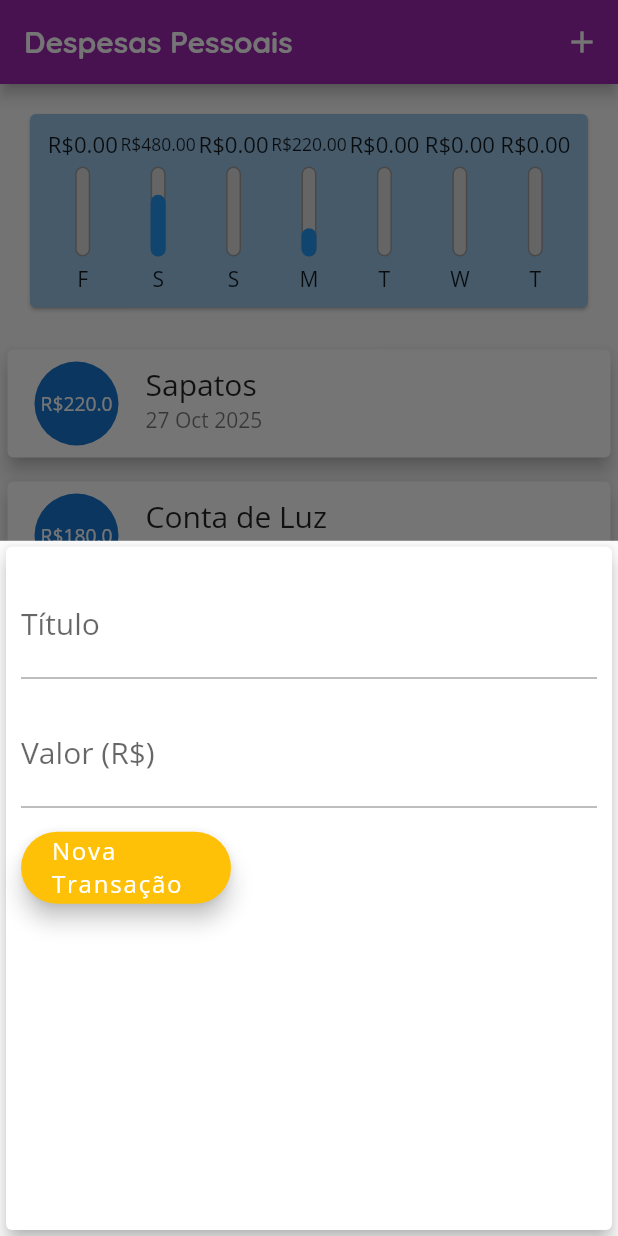
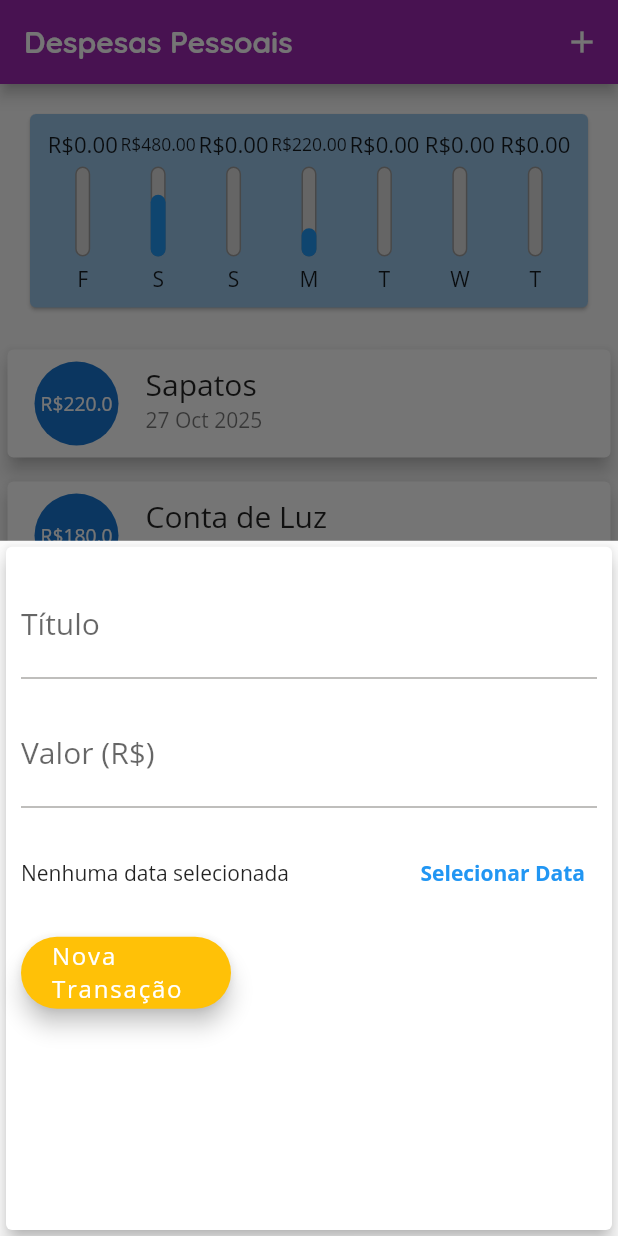
Before and after one commit to andreary1/expenses-app, a Flutter app: the screen it shows after launch, after a tap on the "add" icon, on a phone screen of 412 x 824 dp. Run offline on Flutter 3.47's test engine with Material 3 defaults, Android fonts, the phone set to English and light mode, and no system bars; project files that could hold a hidden picture were left out.

Commit message:
adding datepicker

```diff
--- a/lib/components/transaction_form.dart
+++ b/lib/components/transaction_form.dart
@@ -1,4 +1,5 @@
 import 'package:flutter/material.dart';
+import 'package:intl/intl.dart';
 
 class TransactionForm extends StatefulWidget {
   final void Function(String, double) onSubmit;
@@ -10,19 +11,36 @@ class TransactionForm extends StatefulWidget {
 }
 
 class _TransactionFormState extends State<TransactionForm> {
-  final titleControler = TextEditingController();
-
-  final valueControler = TextEditingController();
+  final _titleController = TextEditingController();
+  final _valueController = TextEditingController();
+  DateTime? _selectedDate;
 
   _submitForm() {
-    final title = titleControler.text;
-    final value = double.tryParse(valueControler.text) ?? 0.0;
+    final title = _titleController.text;
+    final value = double.tryParse(_valueController.text) ?? 0.0;
 
     if (title.isEmpty || value <= 0) {
       return;
     }
 
     widget.onSubmit(title, value);
+  }
+
+  _showDatePicker() {
+    showDatePicker(
+      context: context,
+      initialDate: DateTime.now(),
+      firstDate: DateTime(2024),
+      lastDate: DateTime.now(),
+    ).then((pickedDate) {
+      if (pickedDate == null) {
+        return;
+      }
+
+      setState(() {
+        _selectedDate = pickedDate;
+      });
+    });
   }
 
   @override
@@ -37,7 +55,7 @@ class _TransactionFormState extends State<TransactionForm> {
               padding: const EdgeInsets.symmetric(vertical: 8.0),
               child: TextField(
                 onSubmitted: (_) => _submitForm(),
-                controller: titleControler,
+                controller: _titleController,
                 decoration: InputDecoration(
                   labelText: 'Título',
                   labelStyle: TextStyle(fontSize: 20),
@@ -49,7 +67,7 @@ class _TransactionFormState extends State<TransactionForm> {
               padding: const EdgeInsets.symmetric(vertical: 8.0),
               child: TextField(
                 onSubmitted: (_) => _submitForm(),
-                controller: valueControler,
+                controller: _valueController,
                 decoration: InputDecoration(
                   labelText: 'Valor (R\$)',
                   labelStyle: TextStyle(fontSize: 20),
@@ -58,19 +76,44 @@ class _TransactionFormState extends State<TransactionForm> {
                 style: TextStyle(fontSize: 20),
               ),
             ),
+            Container(
+              height: 70,
+              child: Row(
+                children: <Widget>[
+                  Expanded(
+                    child: Text(
+                      _selectedDate == null
+                          ? "Nenhuma data selecionada"
+                          : 'Data Selecionada: ${DateFormat('dd/MM/y').format(_selectedDate!)}',
+                    ),
+                  ),
+                  TextButton(
+                    style: TextButton.styleFrom(
+                      foregroundColor: Theme.of(context).primaryColor,
+                    ),
+                    child: Text(
+                      "Selecionar Data",
+                      style: TextStyle(fontWeight: FontWeight.bold),
+                    ),
+                    onPressed: _showDatePicker,
+                  ),
+                ],
+              ),
+            ),
             Padding(
               padding: const EdgeInsets.symmetric(vertical: 8.0),
               child: Row(
                 mainAxisAlignment: MainAxisAlignment.start,
                 children: [
                   FloatingActionButton.extended(
+                    foregroundColor: Theme.of(context).primaryColor,
                     label: SizedBox(
                       width: 100,
                       height: 60,
                       child: Center(
                         child: Text(
                           'Nova Transação',
-                          style: TextStyle(fontSize: 16),
+                          style: TextStyle(fontSize: 16, color: Colors.white),
                         ),
                       ),
                     ),
```
